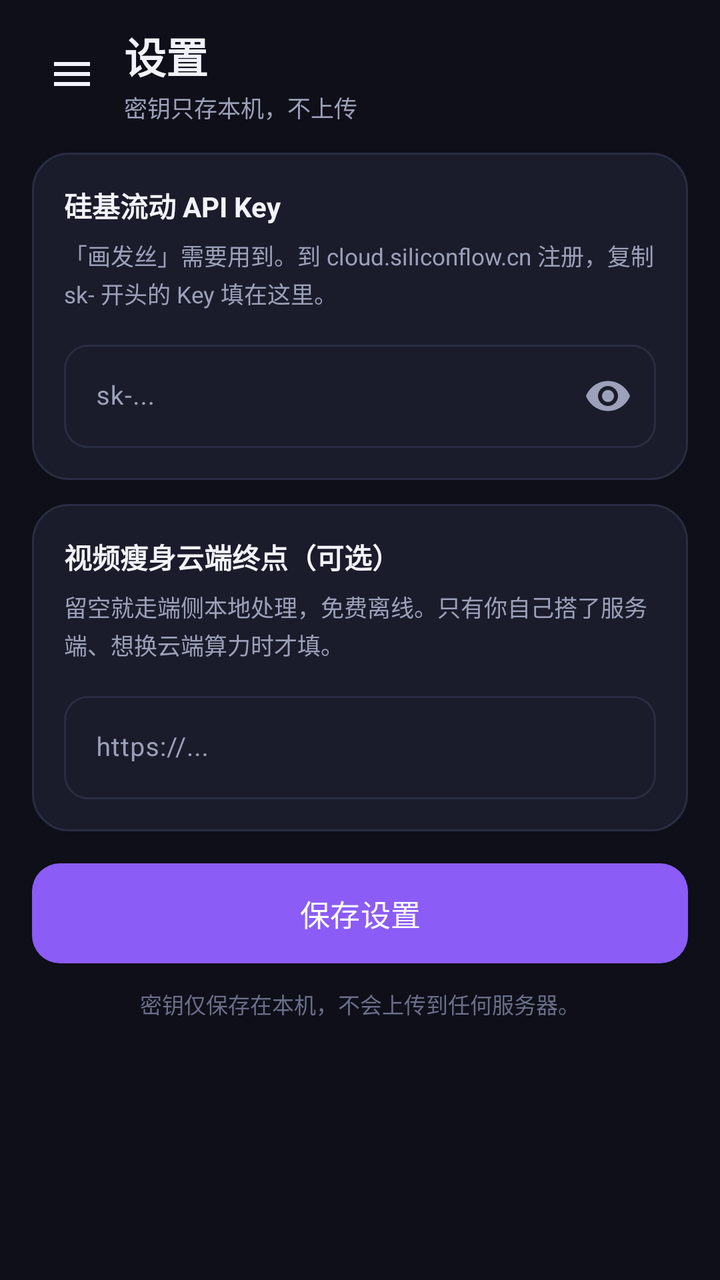
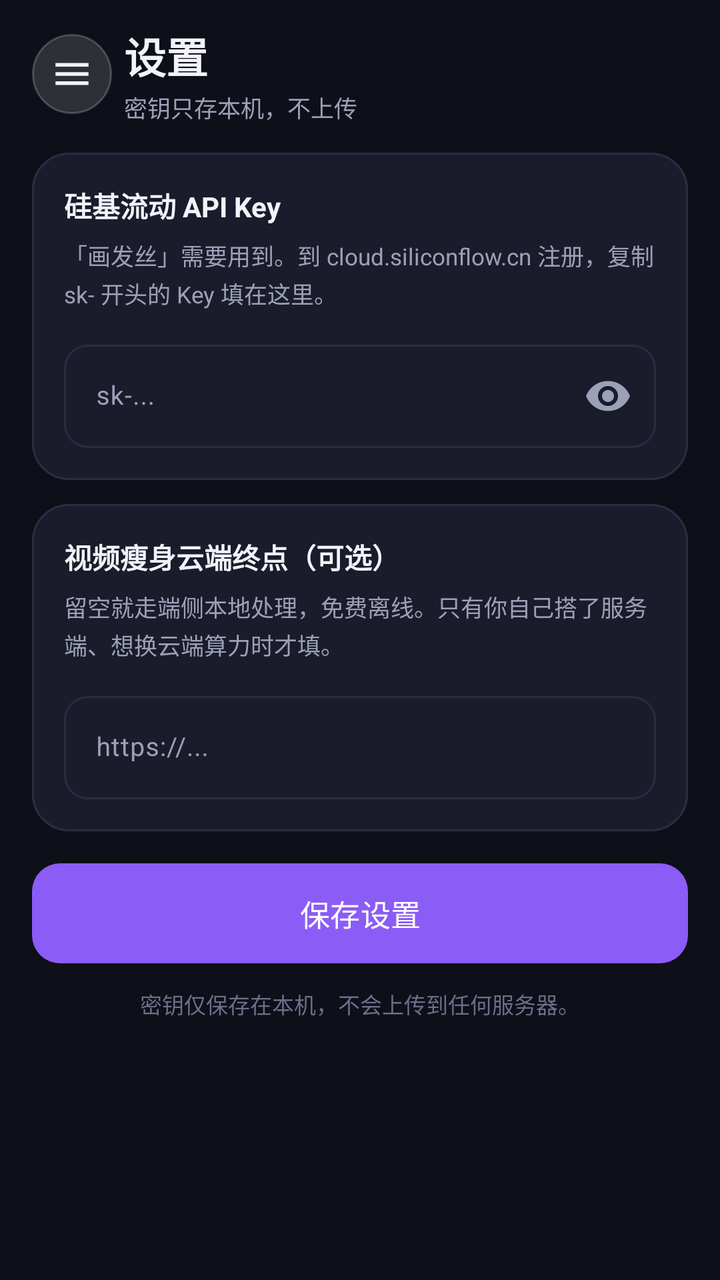

Screens rendered from an Android XML layout before and after an edit, with the pre-edit source and the edit as a unified diff.
<!-- AndroidManifest.xml: application theme Theme.MagicBeauty -->
<!-- res/layout/fragment_settings.xml -->
<?xml version="1.0" encoding="utf-8"?>
<LinearLayout xmlns:android="http://schemas.android.com/apk/res/android"
    xmlns:app="http://schemas.android.com/apk/res-auto"
    android:layout_width="match_parent"
    android:layout_height="match_parent"
    android:background="@color/bg"
    android:orientation="vertical"
    android:paddingStart="16dp"
    android:paddingTop="12dp"
    android:paddingEnd="16dp"
    android:paddingBottom="8dp">

    
    <LinearLayout
        android:layout_width="match_parent"
        android:layout_height="wrap_content"
        android:gravity="center_vertical"
        android:orientation="horizontal">

        <ImageButton
            android:id="@+id/btnMenu"
            android:layout_width="40dp"
            android:layout_height="40dp"
            android:layout_marginEnd="6dp"
            android:background="?attr/selectableItemBackgroundBorderless"
            android:contentDescription="菜单"
            android:src="@drawable/ic_menu"
            android:tint="@color/text" />

        <LinearLayout
            android:layout_width="0dp"
            android:layout_height="wrap_content"
            android:layout_weight="1"
            android:orientation="vertical">

            <TextView
                android:layout_width="wrap_content"
                android:layout_height="wrap_content"
                android:text="设置"
                android:textColor="@color/text"
                android:textSize="21sp"
                android:textStyle="bold" />

            <TextView
                android:layout_width="wrap_content"
                android:layout_height="wrap_content"
                android:layout_marginTop="2dp"
                android:text="密钥只存本机，不上传"
                android:textColor="@color/text_sub"
                android:textSize="11.5sp" />
        </LinearLayout>
    </LinearLayout>

    <ScrollView
        android:layout_width="match_parent"
        android:layout_height="0dp"
        android:layout_marginTop="14dp"
        android:layout_weight="1"
        android:clipToPadding="false"
        android:scrollbars="none">

        <LinearLayout
            android:layout_width="match_parent"
            android:layout_height="wrap_content"
            android:orientation="vertical">

            
            <LinearLayout
                android:layout_width="match_parent"
                android:layout_height="wrap_content"
                android:background="@drawable/bg_card"
                android:orientation="vertical"
                android:padding="16dp">

                <TextView
                    android:layout_width="wrap_content"
                    android:layout_height="wrap_content"
                    android:text="硅基流动 API Key"
                    android:textColor="@color/text"
                    android:textSize="14sp"
                    android:textStyle="bold" />

                <TextView
                    android:layout_width="match_parent"
                    android:layout_height="wrap_content"
                    android:layout_marginTop="6dp"
                    android:lineSpacingExtra="2dp"
                    android:text="「画发丝」需要用到。到 cloud.siliconflow.cn 注册，复制 sk- 开头的 Key 填在这里。"
                    android:textColor="@color/text_sub"
                    android:textSize="11.5sp" />

                <com.google.android.material.textfield.TextInputLayout
                    android:layout_width="match_parent"
                    android:layout_height="wrap_content"
                    android:layout_marginTop="12dp"
                    android:hint="sk-..."
                    app:boxBackgroundMode="outline"
                    app:boxCornerRadiusBottomEnd="12dp"
                    app:boxCornerRadiusBottomStart="12dp"
                    app:boxCornerRadiusTopEnd="12dp"
                    app:boxCornerRadiusTopStart="12dp"
                    app:endIconMode="password_toggle"
                    app:hintTextColor="@color/text_sub">

                    <com.google.android.material.textfield.TextInputEditText
                        android:id="@+id/etSfKey"
                        android:layout_width="match_parent"
                        android:layout_height="wrap_content"
                        android:inputType="textPassword"
                        android:textSize="13sp" />
                </com.google.android.material.textfield.TextInputLayout>
            </LinearLayout>

            
            <LinearLayout
                android:layout_width="match_parent"
                android:layout_height="wrap_content"
                android:layout_marginTop="12dp"
                android:background="@drawable/bg_card"
                android:orientation="vertical"
                android:padding="16dp">

                <TextView
                    android:layout_width="wrap_content"
                    android:layout_height="wrap_content"
                    android:text="视频瘦身云端终点（可选）"
                    android:textColor="@color/text"
                    android:textSize="14sp"
                    android:textStyle="bold" />

                <TextView
                    android:layout_width="match_parent"
                    android:layout_height="wrap_content"
                    android:layout_marginTop="6dp"
                    android:lineSpacingExtra="2dp"
                    android:text="留空就走端侧本地处理，免费离线。只有你自己搭了服务端、想换云端算力时才填。"
                    android:textColor="@color/text_sub"
                    android:textSize="11.5sp" />

                <com.google.android.material.textfield.TextInputLayout
                    android:layout_width="match_parent"
                    android:layout_height="wrap_content"
                    android:layout_marginTop="12dp"
                    android:hint="https://..."
                    app:boxBackgroundMode="outline"
                    app:boxCornerRadiusBottomEnd="12dp"
                    app:boxCornerRadiusBottomStart="12dp"
                    app:boxCornerRadiusTopEnd="12dp"
                    app:boxCornerRadiusTopStart="12dp"
                    app:hintTextColor="@color/text_sub">

                    <com.google.android.material.textfield.TextInputEditText
                        android:id="@+id/etVsEndpoint"
                        android:layout_width="match_parent"
                        android:layout_height="wrap_content"
                        android:inputType="textUri"
                        android:textSize="13sp" />
                </com.google.android.material.textfield.TextInputLayout>
            </LinearLayout>

            <com.google.android.material.button.MaterialButton
                android:id="@+id/btnSave"
                android:layout_width="match_parent"
                android:layout_height="50dp"
                android:layout_marginTop="16dp"
                android:insetTop="0dp"
                android:insetBottom="0dp"
                android:text="保存设置"
                android:textAllCaps="false"
                android:textSize="15sp"
                app:cornerRadius="14dp" />

            <TextView
                android:layout_width="match_parent"
                android:layout_height="wrap_content"
                android:layout_marginTop="12dp"
                android:gravity="center"
                android:text="密钥仅保存在本机，不会上传到任何服务器。"
                android:textColor="@color/text_dim"
                android:textSize="11sp" />

            <Space
                android:layout_width="1dp"
                android:layout_height="20dp" />
        </LinearLayout>
    </ScrollView>
</LinearLayout>
<!-- resources referenced by this layout -->
<resources>
  <color name="bg">#0E0F18</color>
  <color name="text">#F2F3FA</color>
  <color name="text_dim">#6B6F8A</color>
  <color name="text_sub">#9CA0B8</color>
  <!-- drawable bg_card (drawable) -->
  <?xml version="1.0" encoding="utf-8"?>
  <shape xmlns:android="http://schemas.android.com/apk/res/android" android:shape="rectangle">
      <solid android:color="@color/card" />
      <corners android:radius="18dp" />
      <stroke android:width="1dp" android:color="@color/card_stroke" />
  </shape>
  <!-- drawable ic_menu (drawable) -->
  <vector xmlns:android="http://schemas.android.com/apk/res/android"
      android:width="24dp"
      android:height="24dp"
      android:viewportWidth="24"
      android:viewportHeight="24">
      <path
          android:fillColor="#FFFFFF"
          android:pathData="M3,6h18v2H3zM3,11h18v2H3zM3,16h18v2H3z" />
  </vector>
  <style name="Theme.MagicBeauty" parent="Theme.Material3.Dark.NoActionBar">
          <item name="colorPrimary">@color/brand</item>
          <item name="colorOnPrimary">@color/white</item>
          <item name="colorPrimaryContainer">@color/brand_soft</item>
          <item name="colorOnPrimaryContainer">@color/text</item>
          <item name="colorSecondary">@color/brand_2</item>
          <item name="colorOnSecondary">@color/white</item>
          <item name="colorSecondaryContainer">@color/brand_soft</item>
          <item name="colorOnSecondaryContainer">@color/text</item>
  
          <item name="colorSurface">@color/card</item>
          <item name="colorOnSurface">@color/text</item>
          <item name="colorSurfaceVariant">@color/bg_elev</item>
          <item name="colorOnSurfaceVariant">@color/text_sub</item>
          <item name="colorOutline">@color/card_stroke</item>
          <item name="colorOutlineVariant">@color/card_stroke</item>
  
          <item name="android:windowBackground">@color/bg</item>
          <item name="android:statusBarColor">@color/bg</item>
          <item name="android:navigationBarColor">@color/nav_bg</item>
          <item name="android:windowLightStatusBar">false</item>
          <item name="android:windowLightNavigationBar" tools:targetApi="27">false</item>
          <item name="android:colorAccent">@color/brand</item>
          <item name="android:textColorPrimary">@color/text</item>
          <item name="android:textColorSecondary">@color/text_sub</item>
          <item name="android:forceDarkAllowed" tools:targetApi="29">false</item>
      </style>
  <color name="card">#1A1C2B</color>
  <color name="card_stroke">#2A2D42</color>
  <color name="brand">#8B5CF6</color>
  <color name="white">#FFFFFFFF</color>
  <color name="brand_soft">#2A1F4D</color>
  <color name="brand_2">#EC4899</color>
  <color name="bg_elev">#151726</color>
  <color name="nav_bg">#111320</color>
</resources>

<!-- the commit's change to res/layout/fragment_settings.xml (unified diff, before → after) -->
@@ -21,8 +21,10 @@
             android:id="@+id/btnMenu"
             android:layout_width="40dp"
             android:layout_height="40dp"
+            android:padding="9dp"
+            android:scaleType="fitCenter"
             android:layout_marginEnd="6dp"
-            android:background="?attr/selectableItemBackgroundBorderless"
+            android:background="@drawable/bg_menu_btn"
             android:contentDescription="菜单"
             android:src="@drawable/ic_menu"
             android:tint="@color/text" />
<!-- resource entries referenced after the edit -->
@@ -10,6 +10,15 @@
       <solid android:color="@color/card" />
       <corners android:radius="18dp" />
       <stroke android:width="1dp" android:color="@color/card_stroke" />
+  </shape>
+  <!-- drawable bg_menu_btn (drawable) -->
+  <?xml version="1.0" encoding="utf-8"?>
+  <shape xmlns:android="http://schemas.android.com/apk/res/android"
+      android:shape="oval">
+      <solid android:color="#22FFFFFF" />
+      <stroke
+          android:width="1dp"
+          android:color="#33FFFFFF" />
   </shape>
   <!-- drawable ic_menu (drawable) -->
   <vector xmlns:android="http://schemas.android.com/apk/res/android"
